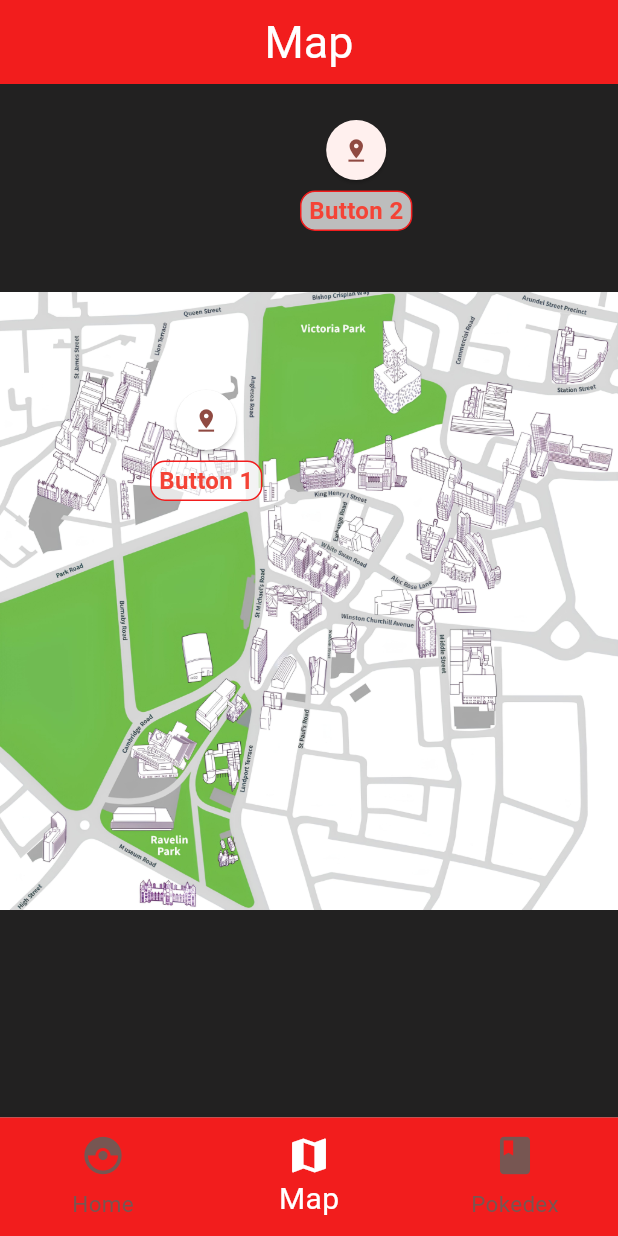
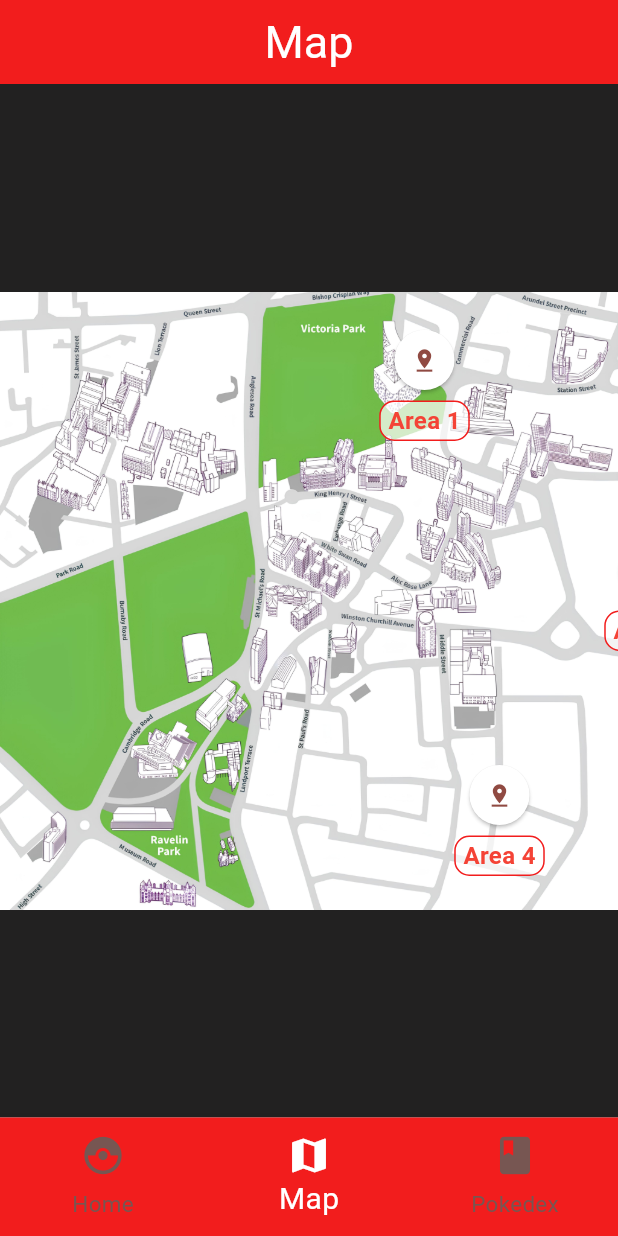
Before and after one commit to fauxcat/pkmn-app, a Flutter app: the screen it shows after launch, item 2 of the bottom bar chosen, on a phone screen of 412 x 824 dp. Run offline on Flutter 3.47's test engine with Material 2 defaults, Android fonts, the phone set to English and light mode, and no system bars; our stand-ins replace google_fonts, hive, hive_flutter; accounts and stored records are empty; Roboto replaces fonts that are missing (Helvetica).

Commit message:
Better buttons, fixed caught message

```diff
--- a/pkmn_app/lib/main.dart
+++ b/pkmn_app/lib/main.dart
@@ -230,6 +230,7 @@
   EncounterType _currentEncounter = EncounterType.FindEncounter;
 
   void _showCaughtMessage(bool isCaught) {
+    if (mounted) {
       setState(() {
         _showCaughtText = true;
         _caughtMessage =
@@ -238,10 +239,13 @@
 
       // After 5 seconds, hide the text
       Timer(Duration(seconds: 3), () {
+        if (mounted) {
           setState(() {
             _showCaughtText = false;
           });
+        }
       });
+    }
   }
 
   Widget _buildThrowPokeballButton(BuildContext context) {
@@ -421,6 +425,50 @@
   void updateLocation(int newLocation) =>
       context.read<MyAppState>().updateLocation(newLocation);
 
+  Widget buildMapButton({
+    required VoidCallback onPressed,
+    required String buttonText,
+    required double top,
+    required double left,
+    required Color primaryColor,
+  }) {
+    return Positioned(
+      top: top,
+      left: left,
+      child: Column(
+        mainAxisAlignment: MainAxisAlignment.center,
+        children: [
+          ElevatedButton(
+            onPressed: onPressed,
+            style: ElevatedButton.styleFrom(
+              shape: CircleBorder(),
+              backgroundColor: Colors.white,
+            ),
+            child: Icon(Icons.pin_drop),
+          ),
+          SizedBox(height: 3.0),
+          Container(
+            padding: EdgeInsets.symmetric(vertical: 1.0, horizontal: 5.0),
+            decoration: BoxDecoration(
+              color: Colors.white70,
+              border: Border.all(color: primaryColor),
+              borderRadius: BorderRadius.circular(10.0),
+            ),
+            child: Text(
+              buttonText,
+              style: TextStyle(
+                fontSize: 16,
+                color: Colors.red,
+                fontFamily: 'Helvetica',
+                fontWeight: FontWeight.bold,
+              ),
+            ),
+          ),
+        ],
+      ),
+    );
+  }
+
   @override
   Widget build(BuildContext context) {
     var appState = context.watch<MyAppState>();
@@ -447,86 +495,75 @@
             ),
 
             //Overlay buttons on the map
-            Positioned(
+            buildMapButton(
+              onPressed: () {
+                updateLocation(1);
+                print("Area 1");
+              },
+              buttonText: 'Area 1',
+              top: 160,
+              left: 250,
+              primaryColor: primaryColor,
+            ),
+            buildMapButton(
+              onPressed: () {
+                updateLocation(2);
+                print("Area 2");
+              },
+              buttonText: 'Area 2',
+              top: 20,
+              left: 560,
+              primaryColor: primaryColor,
+            ),
+            buildMapButton(
+              onPressed: () {
+                updateLocation(3);
+                print("Area 3");
+              },
+              buttonText: 'Area 3',
+              top: 300,
+              left: 630,
+              primaryColor: primaryColor,
+            ),
+            buildMapButton(
+              onPressed: () {
+                updateLocation(4);
+                print("Area 4");
+              },
+              buttonText: 'Area 4',
+              top: 450,
+              left: 300,
+              primaryColor: primaryColor,
+            ),
+            buildMapButton(
+              onPressed: () {
+                updateLocation(5);
+                print("Area 5");
+              },
+              buttonText: 'Area 5',
               top: 200,
-              left: 100,
-              child: Column(
-                mainAxisAlignment: MainAxisAlignment.center,
-                children: [
-                  ElevatedButton(
+              left: 580,
+              primaryColor: primaryColor,
+            ),
+            buildMapButton(
               onPressed: () {
-                      // Handle button click
-                      // Change values/location in appState here
-                      updateLocation(1);
-                      print("Button 1");
+                updateLocation(6);
+                print("Area 6");
               },
-                    style: ElevatedButton.styleFrom(
-                      shape: CircleBorder(),
-                      backgroundColor: Colors.white,
+              buttonText: 'Area 6',
+              top: 300,
+              left: 400,
+              primaryColor: primaryColor,
             ),
-                    child: Icon(Icons.pin_drop),
-                  ),
-                  SizedBox(height: 3.0),
-                  Container(
-                    padding:
-                        EdgeInsets.symmetric(vertical: 1.0, horizontal: 5.0),
-                    decoration: BoxDecoration(
-                      color: Colors.white70,
-                      border: Border.all(color: primaryColor),
-                      borderRadius: BorderRadius.circular(10.0),
-                    ),
-                    child: Text(
-                      'Button 1',
-                      style: TextStyle(
-                        fontSize: 16,
-                        color: Colors.red,
-                        fontFamily: 'Helvetica',
-                        fontWeight: FontWeight.bold,
-                      ),
-                    ),
-                  ),
-                ],
-              ),
-            ),
-            Positioned(
-              top: 20,
-              left: 200,
-              child: Column(
-                mainAxisAlignment: MainAxisAlignment.center,
-                children: [
-                  ElevatedButton(
+            buildMapButton(
               onPressed: () {
-                      // Handle button click
-                      // Change values/location in appState here
-                      updateLocation(2);
-                      print("Button 2");
+                updateLocation(7);
+                print("Area 7");
               },
-                    style: ElevatedButton.styleFrom(
-                      shape: CircleBorder(),
-                    ),
-                    child: Icon(Icons.pin_drop),
-                  ),
-                  SizedBox(height: 3.0),
-                  Container(
-                    padding:
-                        EdgeInsets.symmetric(vertical: 1.0, horizontal: 5.0),
-                    decoration: BoxDecoration(
-                      color: Colors.white70,
-                      border: Border.all(color: primaryColor),
-                      borderRadius: BorderRadius.circular(10.0),
-                    ),
-                    child: Text(
-                      'Button 2',
-                      style: TextStyle(
-                        fontSize: 16,
-                        color: Colors.red,
-                        fontFamily: 'Helvetica',
-                        fontWeight: FontWeight.bold,
-                      ),
-                    ),
-                  ),
-                ],
-              ),
+              buttonText: 'Area 7',
+              top: 450,
+              left: 500,
+              primaryColor: primaryColor,
             ),
           ],
         ),
```
Lines whose indentation alone changed are shown as unchanged.
